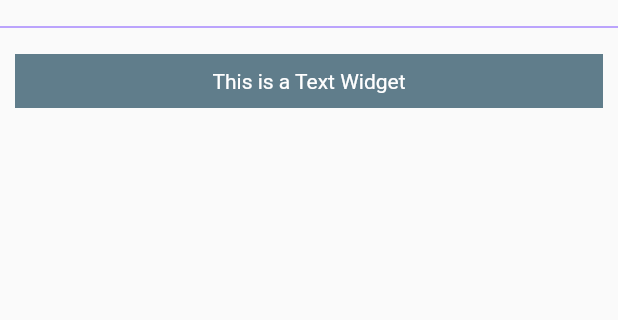
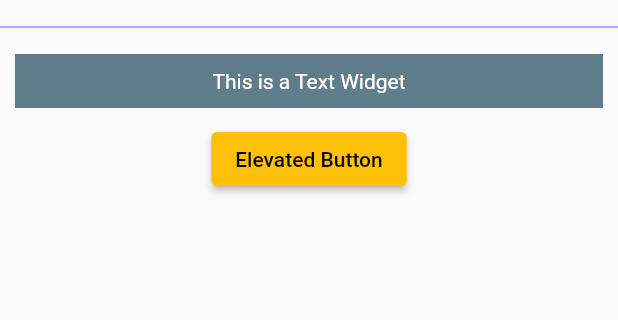
Before and after one commit to nevarwin/Flutter-3.0, a Flutter app: the LearFlutterPage screen opened directly, on a phone screen of 412 x 824 dp, the part 534-854 px from its top. Run offline on Flutter 3.47's test engine with Material 2 defaults, Android fonts, the phone set to English and light mode, and no system bars.

Commit message:
elevated button widget

```diff
--- a/flutter3/lib/learn_flutter_page.dart
+++ b/flutter3/lib/learn_flutter_page.dart
@@ -1,5 +1,3 @@
-import 'dart:math';
-
 import 'package:flutter/material.dart';
 import 'package:flutter3/home_page.dart';
 
@@ -53,7 +51,13 @@ class _LearFlutterPageState extends State<LearFlutterPage> {
                 style: TextStyle(color: Colors.white),
               ),
             ),
-          )
+          ),
+          ElevatedButton(
+            onPressed: () {
+              debugPrint('Elavated Button Pushed');
+            },
+            child: const Text('Elevated Button'),
+          ),
         ],
       ),
     );
```
